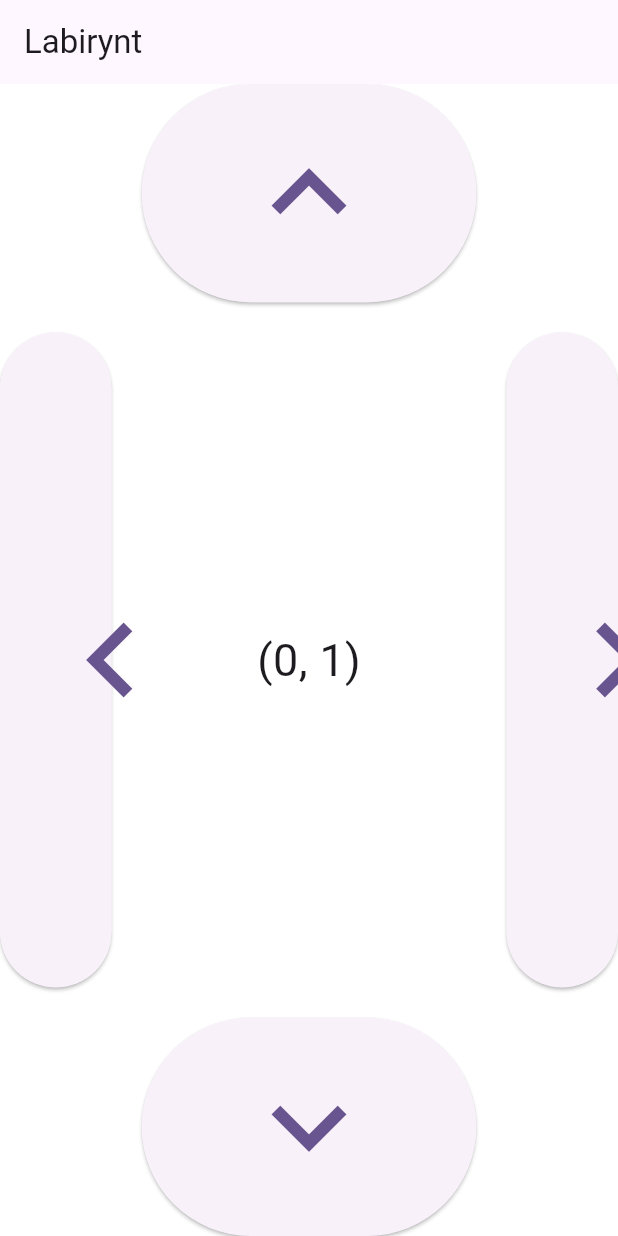
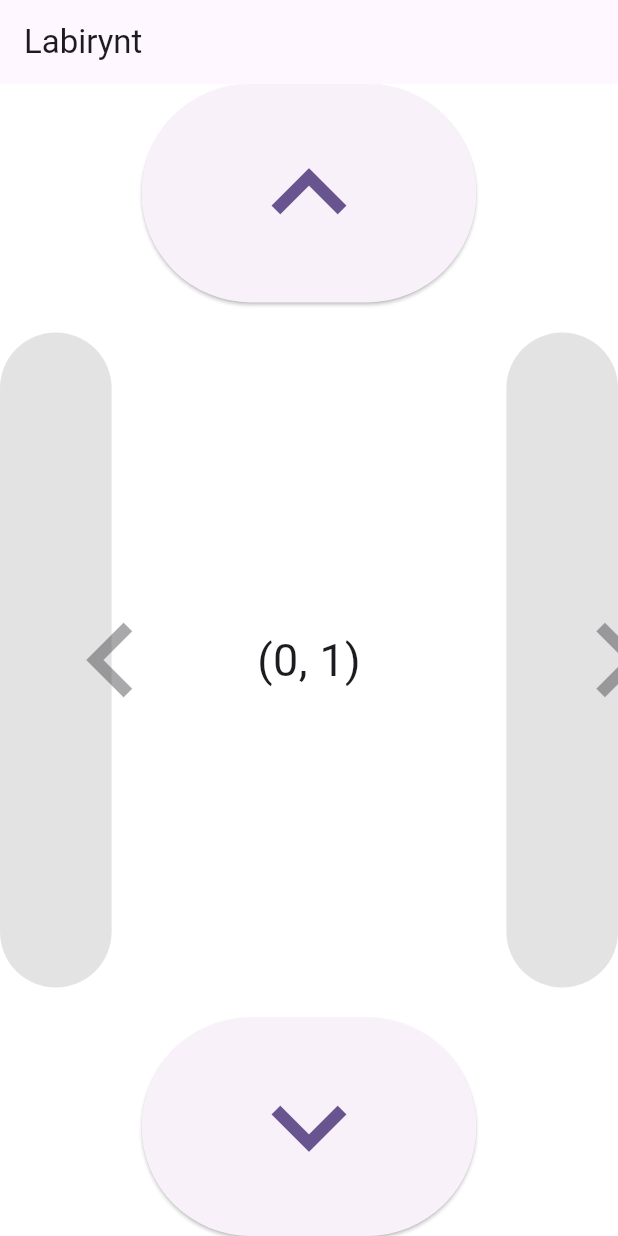
Before and after one commit to michalo1334/pam_mo_zad3, a Flutter app: the screen it shows after launch, after a tap on "Nowa gra na domyślnej mapie", on a phone screen of 412 x 824 dp. Run offline on Flutter 3.47's test engine with Material 3 defaults, Android fonts, the light colour scheme and no system bars; drawn by our look-alikes of flutter_layout_grid.

Commit message:
Implemented buttons for Maze Widgets

```diff
--- a/lib/view/maze_room_fullscreen_widget.dart
+++ b/lib/view/maze_room_fullscreen_widget.dart
@@ -1,10 +1,12 @@
 import 'package:flutter/material.dart';
 import 'package:flutter_layout_grid/flutter_layout_grid.dart';
+import 'package:pam_mo_zad3/model/game_session.dart';
 
 import '../model/maze_room.dart';
 
 class MazeRoomFullScreenWidget extends StatelessWidget {
   final MazeRoom room;
+  final GameSession? gameSession;
 
   final String gridTemplate = """
   .         upperDoor .
@@ -18,7 +20,8 @@ class MazeRoomFullScreenWidget extends StatelessWidget {
   . . minimap
   """;
 
-  const MazeRoomFullScreenWidget({super.key, required this.room});
+  const MazeRoomFullScreenWidget(
+      {super.key, required this.room, this.gameSession});
 
   @override
   Widget build(BuildContext context) {
@@ -32,10 +35,30 @@ class MazeRoomFullScreenWidget extends StatelessWidget {
           columnSizes: [1.fr, 3.fr, 1.fr],
           rowSizes: [1.fr, 3.fr, 1.fr],
           children: [
-            _buildDoor(null, Icons.keyboard_arrow_up).inGridArea("upperDoor"),
-            _buildDoor(null, Icons.keyboard_arrow_right).inGridArea("rightDoor"),
-            _buildDoor(null, Icons.keyboard_arrow_down).inGridArea("lowerDoor"),
-            _buildDoor(null, Icons.keyboard_arrow_left).inGridArea("leftDoor"),
+            _buildDoor(
+                    room.hasUpperDoor
+                        ? () => gameSession?.moveThroughTopDoor()
+                        : null,
+                    Icons.keyboard_arrow_up)
+                .inGridArea("upperDoor"),
+            _buildDoor(
+                    room.hasRightDoor
+                        ? () => gameSession?.moveThroughRightDoor()
+                        : null,
+                    Icons.keyboard_arrow_right)
+                .inGridArea("rightDoor"),
+            _buildDoor(
+                    room.hasLowerDoor
+                        ? () => gameSession?.moveThroughBottomDoor()
+                        : null,
+                    Icons.keyboard_arrow_down)
+                .inGridArea("lowerDoor"),
+            _buildDoor(
+                    room.hasLeftDoor
+                        ? () => gameSession?.moveThroughLeftDoor()
+                        : null,
+                    Icons.keyboard_arrow_left)
+                .inGridArea("leftDoor"),
             _buildCenter().inGridArea("center")
           ],
         ));
@@ -43,7 +66,7 @@ class MazeRoomFullScreenWidget extends StatelessWidget {
 
   Widget _buildDoor(void Function()? cb, IconData icon) {
     return ElevatedButton(
-      onPressed: () {},
+      onPressed: cb,
       style: ElevatedButton.styleFrom(
           minimumSize: const Size(double.infinity, double.infinity)),
       child: Icon(icon, size: 100),
```
Also changed, not shown: lib/view/maze_minimap_widget.dart (+17 -2 lines).
